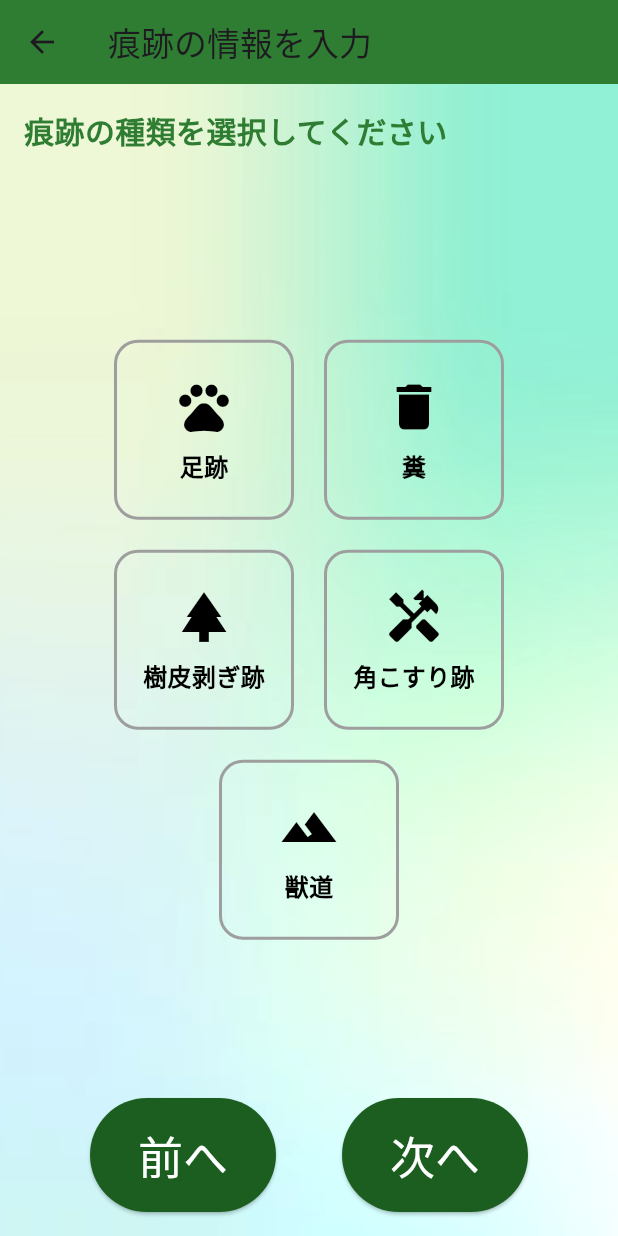
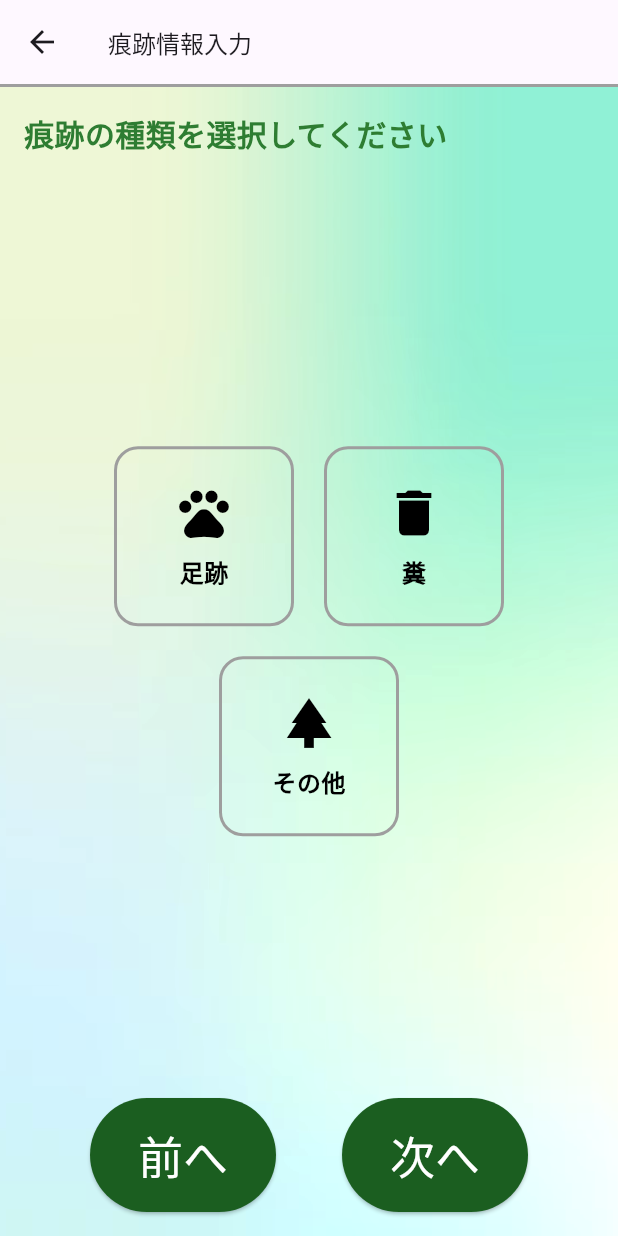
Before and after one commit to shogo1229/wildlife_app, a Flutter app: the AnimalTypeMemoWizard screen opened directly with empty values, after a tap on "次へ", on a phone screen of 412 x 824 dp. Run offline on Flutter 3.47's test engine with Material 3 defaults, Android fonts, the phone set to English and light mode, and no system bars; our stand-ins replace camera, cloud_firestore, connectivity_plus, firebase_auth, firebase_core, firebase_storage and 5 more; accounts and stored records are empty; generated files the repository leaves out were written again; project files that could hold a hidden picture were left out.

Commit message:
[feat] 日本語表記への変更

```diff
--- a/lib/widgets/organisms/trace_up/local_save.dart
+++ b/lib/widgets/organisms/trace_up/local_save.dart
@@ -70,9 +70,23 @@ class _AnimalTypeMemoWizardState extends State<AnimalTypeMemoWizard> {
   Widget build(BuildContext context) {
     return Scaffold(
       appBar: AppBar(
-        title: Text('痕跡の情報を入力'),
-        backgroundColor: Colors.green[800],
+        title: Text(
+          '痕跡情報入力',
+          style: TextStyle(
+            fontSize: 16.0,  // フォントサイズを小さく設定
+          ),
+        ),
+        backgroundColor: Colors.white12,  // 背景色を半透明に設定
+        elevation: 0,  // AppBar自体の影をなくす
+        bottom: PreferredSize(
+          preferredSize: Size.fromHeight(2.0),  // 横棒の高さを設定
+          child: Container(
+            color: Colors.grey,  // 横棒の色を灰色に設定
+            height: 2.0,  // 横棒の高さを設定
+          ),
+        ),
       ),
+
       body: Container(
         decoration: BoxDecoration(
           image: DecorationImage(
@@ -111,9 +125,9 @@ class _AnimalTypeMemoWizardState extends State<AnimalTypeMemoWizard> {
       crossAxisAlignment: CrossAxisAlignment.start,
       children: [
         Text(
-          '動物の種類を選択してください',
+          '発見した痕跡の獣種を選択してください',
           style: TextStyle(
-            fontSize: 20.0,
+            fontSize: 18.0,
             fontWeight: FontWeight.bold,
             color: Colors.green[800],
           ),
@@ -126,9 +140,9 @@ class _AnimalTypeMemoWizardState extends State<AnimalTypeMemoWizard> {
               spacing: 20.0,
               runSpacing: 20.0,
               children: [
-                _buildAnimalTypeButton('lib/assets/images/Boar.png', 'Boar'),
-                _buildAnimalTypeButton('lib/assets/images/Deer.png', 'Deer'),
-                _buildAnimalTypeButton('lib/assets/images/Other.png', 'Other'),
+                _buildAnimalTypeButton('lib/assets/images/Boar.png','イノシシ','Boar'),
+                _buildAnimalTypeButton('lib/assets/images/Deer.png','ニホンジカ','Deer'),
+                _buildAnimalTypeButton('lib/assets/images/Other.png','その他/不明','Other'),
               ],
             ),
           ),
@@ -159,9 +173,7 @@ class _AnimalTypeMemoWizardState extends State<AnimalTypeMemoWizard> {
               children: [
                 _buildTraceTypeButton('足跡', 'animal_footprint', Icons.pets),
                 _buildTraceTypeButton('糞', 'animal_dropping', Icons.delete),
-                _buildTraceTypeButton('樹皮剥ぎ跡', 'bark-stripping', Icons.park),
-                _buildTraceTypeButton('角こすり跡', 'horn-rubbing', Icons.handyman),
-                _buildTraceTypeButton('獣道', 'animal-trail', Icons.terrain),
+                _buildTraceTypeButton('その他', 'animal_others', Icons.park),
               ],
             ),
           ),
@@ -201,7 +213,7 @@ class _AnimalTypeMemoWizardState extends State<AnimalTypeMemoWizard> {
     );
   }
 
-  Widget _buildAnimalTypeButton(String imagePath, String type) {
+  Widget _buildAnimalTypeButton(String imagePath, String label, String type) {
     return GestureDetector(
       onTap: () => setState(() {
         _animalType = type;
@@ -230,7 +242,7 @@ class _AnimalTypeMemoWizardState extends State<AnimalTypeMemoWizard> {
             ),
             SizedBox(height: 8.0),
             Text(
-              type,
+              label,
               style: TextStyle(
                 fontSize: 16.0,
                 fontWeight: FontWeight.bold,
@@ -242,6 +254,7 @@ class _AnimalTypeMemoWizardState extends State<AnimalTypeMemoWizard> {
       ),
     );
   }
+
 
   Widget _buildTraceTypeButton(String label, String type, IconData icon) {
     return GestureDetector(
@@ -338,12 +351,8 @@ class _Local_CameraState extends State<Local_Camera> {
         return '足跡';
       case 'animal_dropping':
         return '糞';
-      case 'bark-stripping':
-        return '樹皮剥ぎ跡';
-      case 'horn-rubbing':
-        return '角こすり跡';
-      case 'animal-trail':
-        return '獣道';
+      case 'animal_others':
+        return 'その他';
       default:
         return 'Unknown'; // Handle unknown trace types if needed
     }
```
